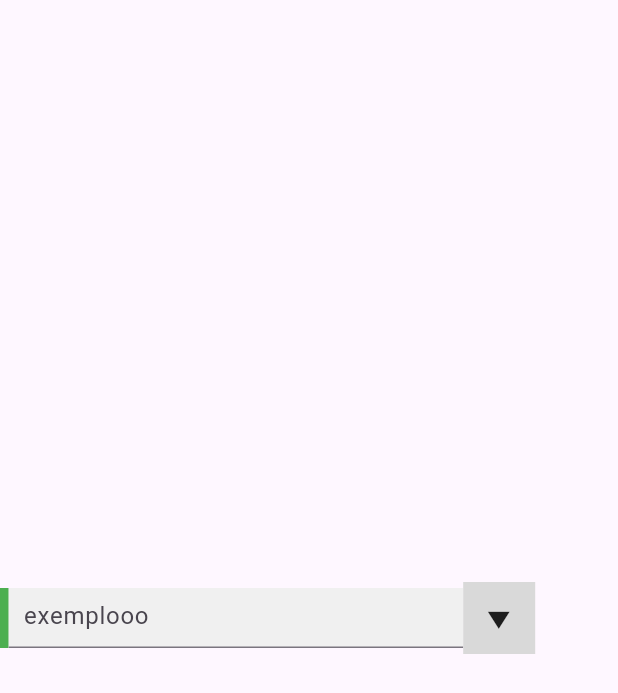
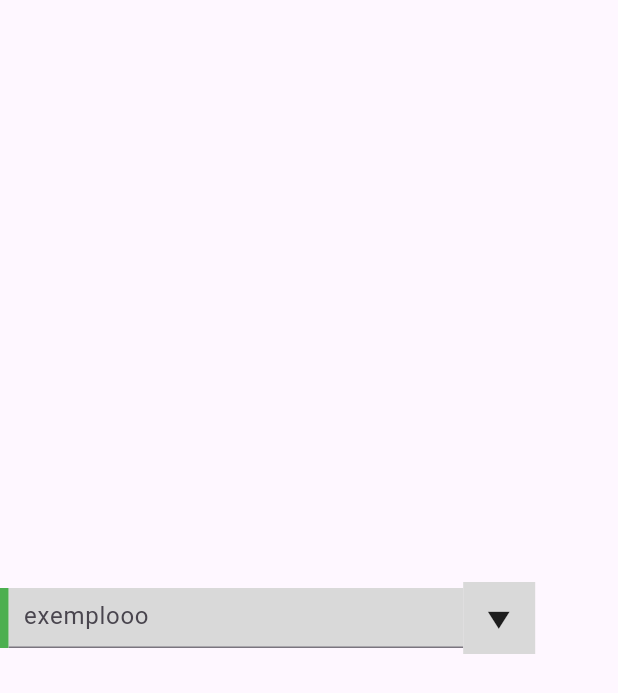
Before and after one commit to Cauatn/scasys, a Flutter app: the screen it shows after launch, on a phone screen of 412 x 824 dp. Shown: the top 693 px of the screen. Run offline on Flutter 3.47's test engine with Material 2 defaults, Android fonts, the phone set to English and light mode, and no system bars.

Commit message:
finalizacao temporaria do input

```diff
--- a/lib/components/input_pop_up_menu.dart
+++ b/lib/components/input_pop_up_menu.dart
@@ -41,7 +41,7 @@ class _PopupMenuExampleState extends State<PopupMenuExample> {
         Container(
           width: widget.containerWidth,
           height: 40,
-          color: const Color.fromRGBO(240, 240, 240, 100),
+          color: ColorPalette.grey,
           child: TextFormField(
             controller: inputController,
             onChanged: (value) {
```
